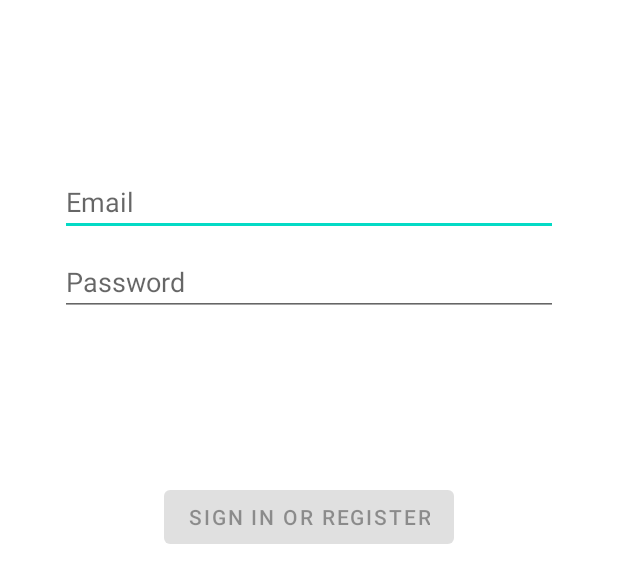
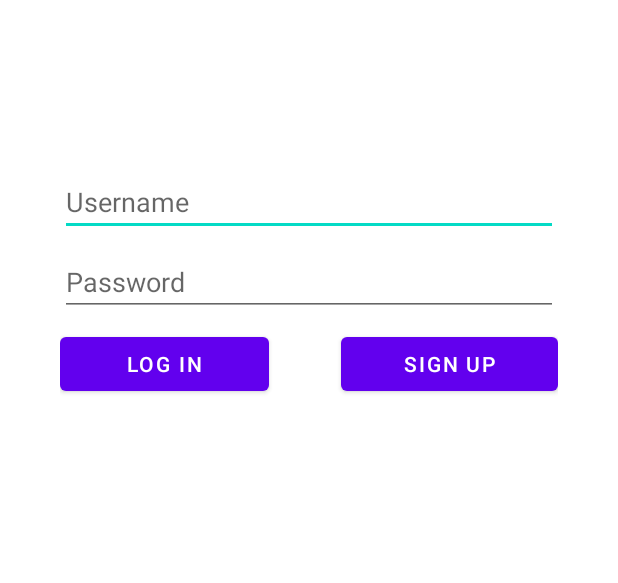
Before and after one commit to TheLogicMaster/friend-location-sharing, an Android app: the layout fragment_login.xml on its own in the app's theme, with its tools: preview values and no code run, on a phone screen of 412 x 824 dp. Shown: the top 583 px of the screen. Run offline under Robolectric (Android 15) with nearby library versions, the light colour scheme and no system bars; network calls fail.

Commit message:
Server login

```diff
--- a/app/app/build.gradle
+++ b/app/app/build.gradle
@@ -41,6 +41,7 @@ dependencies {
     implementation 'androidx.legacy:legacy-support-v4:1.0.0'
     implementation 'androidx.preference:preference:1.1.1'
     implementation 'androidx.recyclerview:recyclerview:1.1.0'
+    implementation 'com.android.volley:volley:1.2.0'
     testImplementation 'junit:junit:4.+'
     androidTestImplementation 'androidx.test.ext:junit:1.1.2'
     androidTestImplementation 'androidx.test.espresso:espresso-core:3.3.0'
--- a/app/app/src/main/AndroidManifest.xml
+++ b/app/app/src/main/AndroidManifest.xml
@@ -1,6 +1,10 @@
 <?xml version="1.0" encoding="utf-8"?>
 <manifest xmlns:android="http://schemas.android.com/apk/res/android"
     package="com.thelogicmaster.friend_location_sharing">
+
+    <uses-permission android:name="android.permission.ACCESS_FINE_LOCATION" />
+    <uses-permission android:name="android.permission.INTERNET" />
+    <uses-permission android:name="android.permission.ACCESS_NETWORK_STATE" />
 
     <application
         android:allowBackup="true"
--- a/app/app/src/main/res/layout/fragment_login.xml
+++ b/app/app/src/main/res/layout/fragment_login.xml
@@ -18,12 +18,12 @@
         android:layout_marginStart="24dp"
         android:layout_marginTop="96dp"
         android:layout_marginEnd="24dp"
-        android:hint="@string/prompt_email"
-        android:inputType="textEmailAddress"
+        android:hint="Username"
+        android:inputType="text"
         android:selectAllOnFocus="true"
         app:layout_constraintEnd_toEndOf="parent"
         app:layout_constraintStart_toStartOf="parent"
-        app:layout_constraintTop_toTopOf="parent"/>
+        app:layout_constraintTop_toTopOf="parent" />
 
     <EditText
         android:id="@+id/password"
@@ -32,45 +32,41 @@
         android:layout_marginStart="24dp"
         android:layout_marginTop="8dp"
         android:layout_marginEnd="24dp"
-        android:hint="@string/prompt_password"
-        android:imeActionLabel="@string/action_sign_in_short"
+        android:hint="Password"
+        android:imeActionLabel="Password"
         android:imeOptions="actionDone"
         android:inputType="textPassword"
         android:selectAllOnFocus="true"
         app:layout_constraintEnd_toEndOf="parent"
         app:layout_constraintStart_toStartOf="parent"
-        app:layout_constraintTop_toBottomOf="@+id/username"/>
+        app:layout_constraintTop_toBottomOf="@+id/username" />
 
-    <Button
-        android:id="@+id/login"
-        android:layout_width="wrap_content"
+    <LinearLayout
+        android:layout_width="match_parent"
         android:layout_height="wrap_content"
-        android:layout_gravity="start"
-        android:layout_marginStart="48dp"
-        android:layout_marginTop="16dp"
-        android:layout_marginEnd="48dp"
-        android:layout_marginBottom="64dp"
-        android:enabled="false"
-        android:text="@string/action_sign_in"
-        app:layout_constraintBottom_toBottomOf="parent"
-        app:layout_constraintEnd_toEndOf="parent"
-        app:layout_constraintStart_toStartOf="parent"
-        app:layout_constraintTop_toBottomOf="@+id/password"
-        app:layout_constraintVertical_bias="0.2" />
+        android:orientation="horizontal"
+        android:layout_marginTop="8dp"
+        android:layout_marginStart="24dp"
+        android:layout_marginEnd="24dp"
+        app:layout_constraintTop_toBottomOf="@+id/password">
 
-    <ProgressBar
-        android:id="@+id/loading"
-        android:layout_width="wrap_content"
-        android:layout_height="wrap_content"
-        android:layout_gravity="center"
-        android:layout_marginStart="32dp"
-        android:layout_marginTop="64dp"
-        android:layout_marginEnd="32dp"
-        android:layout_marginBottom="64dp"
-        android:visibility="gone"
-        app:layout_constraintBottom_toBottomOf="parent"
-        app:layout_constraintEnd_toEndOf="@+id/password"
-        app:layout_constraintStart_toStartOf="@+id/password"
-        app:layout_constraintTop_toTopOf="parent"
-        app:layout_constraintVertical_bias="0.3" />
+        <Button
+            android:id="@+id/login"
+            android:layout_width="wrap_content"
+            android:layout_height="wrap_content"
+            android:layout_marginRight="48dp"
+            android:text="Log In"
+            android:layout_weight="1"
+            android:gravity="center"/>
+
+        <Button
+            android:id="@+id/signup"
+            android:layout_width="wrap_content"
+            android:layout_height="wrap_content"
+            android:text="Sign Up"
+            android:layout_weight="1"
+            android:gravity="center"/>
+    </LinearLayout>
+
+
 </androidx.constraintlayout.widget.ConstraintLayout>
--- a/app/app/src/main/res/menu/menu_main.xml
+++ b/app/app/src/main/res/menu/menu_main.xml
@@ -5,6 +5,6 @@
     <item
         android:id="@+id/action_settings"
         android:orderInCategory="100"
-        android:title="@string/action_settings"
+        android:title="action_settings"
         app:showAsAction="never" />
 </menu>
--- a/app/app/src/main/res/navigation/nav_graph.xml
+++ b/app/app/src/main/res/navigation/nav_graph.xml
@@ -11,7 +11,9 @@
         tools:layout="@layout/fragment_login" >
         <action
             android:id="@+id/action_loginFragment_to_homeFragment"
-            app:destination="@id/homeFragment" />
+            app:destination="@id/homeFragment"
+            app:popUpTo="@id/homeFragment"
+            app:popUpToInclusive="true" />
     </fragment>
     <fragment
         android:id="@+id/homeFragment"
```
Also changed, not shown: app/app/src/main/java/com/thelogicmaster/friend_location_sharing/AuthJsonRequest.java (added, +29 -0 lines), app/app/src/main/java/com/thelogicmaster/friend_location_sharing/AuthStringRequest.java (added, +27 -0 lines), app/app/src/main/java/com/thelogicmaster/friend_location_sharing/Helpers.java (added, +31 -0 lines), app/app/src/main/java/com/thelogicmaster/friend_location_sharing/HomeFragment.java (+25 -46 lines), app/app/src/main/java/com/thelogicmaster/friend_location_sharing/LoginFragment.java (+60 -24 lines), app/app/src/main/res/layout/fragment_home.xml (+21 -3 lines), app/app/src/main/res/values/strings.xml (+0 -34 lines), app/app/src/main/res/xml/root_preferences.xml (+3 -18 lines), app/gradle/wrapper/gradle-wrapper.properties, 2 other files.
